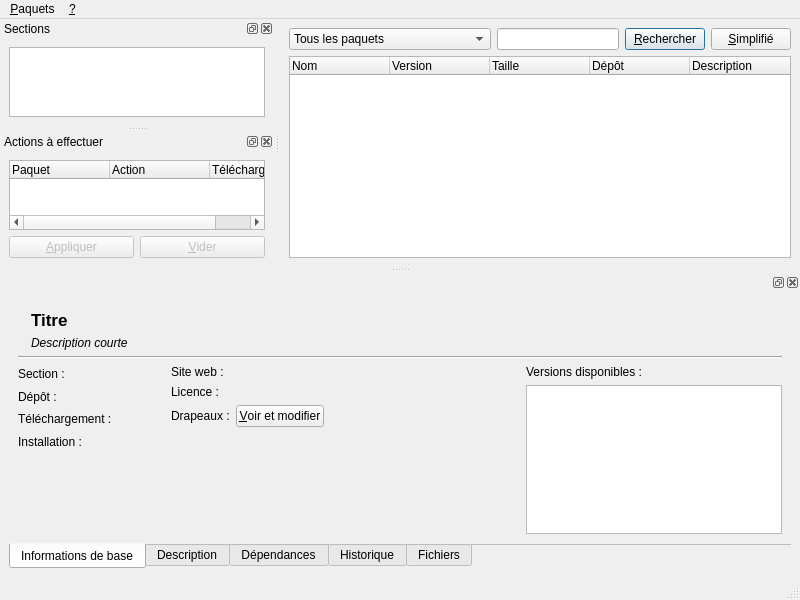
steckdenis/logram-setup, file pkgui/mainwindow.ui: the form before one commit.
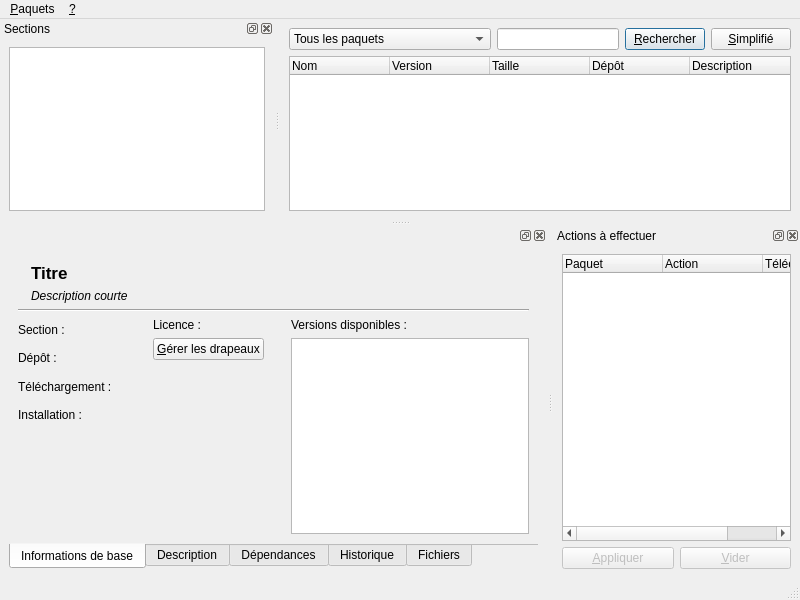
The form after the commit.

Commit message: Change the layout. We now have way more place to view the sections, and even the action list.

Diff of the .ui file:
```diff
--- a/pkgui/mainwindow.ui
+++ b/pkgui/mainwindow.ui
@@ -347,41 +347,24 @@
                  <item>
                   <layout class="QGridLayout" name="gridLayout_2">
                    <item row="0" column="0">
-                    <widget class="QLabel" name="lblTitleWebsite">
-                     <property name="text">
-                      <string>Site web :</string>
-                     </property>
-                    </widget>
-                   </item>
-                   <item row="0" column="1">
-                    <widget class="QLabel" name="lblWebsite"/>
-                   </item>
-                   <item row="1" column="0">
                     <widget class="QLabel" name="lblTitleLicense">
                      <property name="text">
                       <string>Licence :</string>
                      </property>
                     </widget>
                    </item>
-                   <item row="1" column="1">
+                   <item row="0" column="1">
                     <widget class="QLabel" name="lblLicense"/>
                    </item>
-                   <item row="2" column="0">
-                    <widget class="QLabel" name="lblTitleFlags">
-                     <property name="text">
-                      <string>Drapeaux :</string>
-                     </property>
-                    </widget>
-                   </item>
-                   <item row="2" column="1">
-                    <widget class="QPushButton" name="btnFlags">
-                     <property name="text">
-                      <string>&amp;Voir et modifier</string>
-                     </property>
-                    </widget>
-                   </item>
                   </layout>
                  </item>
+                 <item>
+                  <widget class="QPushButton" name="btnFlags">
+                   <property name="text">
+                    <string>&amp;Gérer les drapeaux</string>
+                   </property>
+                  </widget>
+                 </item>
                  <item>
                   <spacer name="verticalSpacer">
                    <property name="orientation">
@@ -520,45 +503,12 @@
     </layout>
    </widget>
   </widget>
-  <widget class="QDockWidget" name="docSections">
-   <property name="windowTitle">
-    <string>Sections</string>
-   </property>
-   <attribute name="dockWidgetArea">
-    <number>1</number>
-   </attribute>
-   <widget class="QWidget" name="docSectionsWidget">
-    <layout class="QVBoxLayout" name="verticalLayout_2">
-     <item>
-      <widget class="QTreeWidget" name="treeSections">
-       <property name="iconSize">
-        <size>
-         <width>32</width>
-         <height>32</height>
-        </size>
-       </property>
-       <attribute name="headerVisible">
-        <bool>false</bool>
-       </attribute>
-       <attribute name="headerVisible">
-        <bool>false</bool>
-       </attribute>
-       <column>
-        <property name="text">
-         <string notr="true">1</string>
-        </property>
-       </column>
-      </widget>
-     </item>
-    </layout>
-   </widget>
-  </widget>
   <widget class="QDockWidget" name="docActions">
    <property name="windowTitle">
     <string>Actions à effectuer</string>
    </property>
    <attribute name="dockWidgetArea">
-    <number>1</number>
+    <number>8</number>
    </attribute>
    <widget class="QWidget" name="docActionsWidget">
     <layout class="QVBoxLayout" name="verticalLayout_3">
@@ -620,6 +570,39 @@
     </layout>
    </widget>
   </widget>
+  <widget class="QDockWidget" name="docSections">
+   <property name="windowTitle">
+    <string>Sections</string>
+   </property>
+   <attribute name="dockWidgetArea">
+    <number>1</number>
+   </attribute>
+   <widget class="QWidget" name="docSectionsWidget">
+    <layout class="QVBoxLayout" name="verticalLayout_2">
+     <item>
+      <widget class="QTreeWidget" name="treeSections">
+       <property name="iconSize">
+        <size>
+         <width>32</width>
+         <height>32</height>
+        </size>
+       </property>
+       <attribute name="headerVisible">
+        <bool>false</bool>
+       </attribute>
+       <attribute name="headerVisible">
+        <bool>false</bool>
+       </attribute>
+       <column>
+        <property name="text">
+         <string notr="true">1</string>
+        </property>
+       </column>
+      </widget>
+     </item>
+    </layout>
+   </widget>
+  </widget>
   <action name="actInstallPackage">
    <property name="text">
     <string>Sélectionner pour &amp;installation</string>
```
The commit also changes 2 other files.
